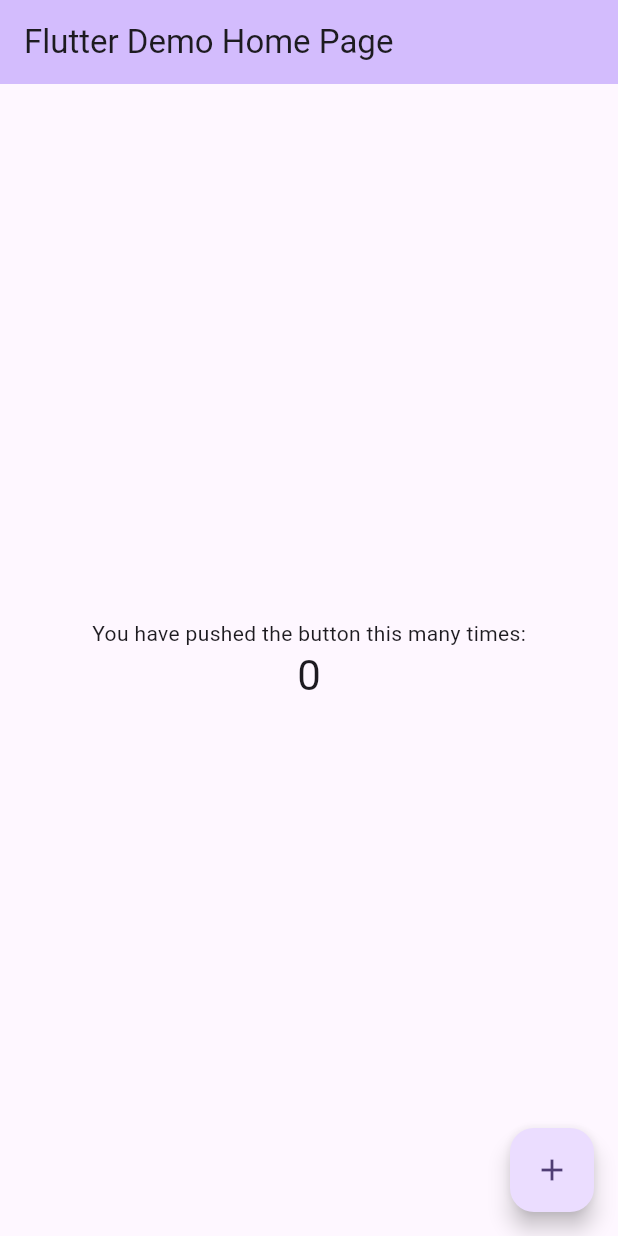
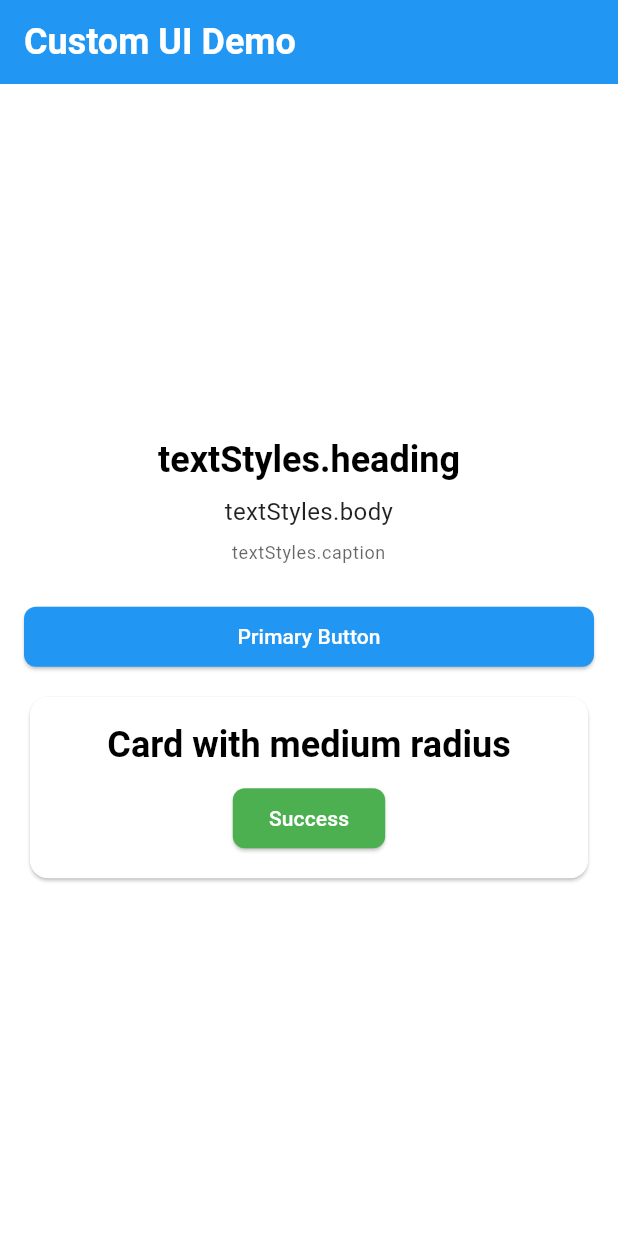
Before and after one commit to qinshah/custom_ui, a Flutter app: the screen it shows after launch, on a phone screen of 412 x 824 dp. Run offline on Flutter 3.47's test engine with Material 3 defaults, Android fonts, the phone set to English and light mode, and no system bars.

Commit message:
feat(custom_ui):简单实现CustomTheme以及与material的转换

```diff
--- a/example/lib/main.dart
+++ b/example/lib/main.dart
@@ -1,3 +1,4 @@
+import 'package:custom_ui/custom_ui.dart';
 import 'package:flutter/material.dart';
 
 void main() {
@@ -7,116 +8,102 @@ void main() {
 class MyApp extends StatelessWidget {
   const MyApp({super.key});
 
-  // This widget is the root of your application.
   @override
   Widget build(BuildContext context) {
     return MaterialApp(
-      title: 'Flutter Demo',
-      theme: ThemeData(
-        // This is the theme of your application.
-        //
-        // TRY THIS: Try running your application with "flutter run". You'll see
-        // the application has a purple toolbar. Then, without quitting the app,
-        // try changing the seedColor in the colorScheme below to Colors.green
-        // and then invoke "hot reload" (save your changes or press the "hot
-        // reload" button in a Flutter-supported IDE, or press "r" if you used
-        // the command line to start the app).
-        //
-        // Notice that the counter didn't reset back to zero; the application
-        // state is not lost during the reload. To reset the state, use hot
-        // restart instead.
-        //
-        // This works for code too, not just values: Most code changes can be
-        // tested with just a hot reload.
-        colorScheme: ColorScheme.fromSeed(seedColor: Colors.deepPurple),
+      title: 'Custom UI Demo',
+      // Apply the custom theme by converting it to a Material theme.
+      theme: CustomTheme(
+        colors: const CustomColors(
+          primary: Colors.blue,
+          onPrimary: Colors.white,
+          success: Colors.green,
+          failure: Colors.red,
+          background: Colors.white,
+          foreground: Colors.black,
         ),
-      home: const MyHomePage(title: 'Flutter Demo Home Page'),
+        textStyles: const CustomTextStyles(
+          heading: TextStyle(fontSize: 24, fontWeight: FontWeight.bold),
+          body: TextStyle(fontSize: 16),
+          caption: TextStyle(fontSize: 12),
+        ),
+        radii: CustomRadii(
+          small: const Radius.circular(8.0),
+          medium: const Radius.circular(12.0),
+          large: const Radius.circular(24.0),
+        ),
+      ).toMaterialTheme(),
+      home: const MyHomePage(),
     );
   }
 }
 
-class MyHomePage extends StatefulWidget {
-  const MyHomePage({super.key, required this.title});
-
-  // This widget is the home page of your application. It is stateful, meaning
-  // that it has a State object (defined below) that contains fields that affect
-  // how it looks.
-
-  // This class is the configuration for the state. It holds the values (in this
-  // case the title) provided by the parent (in this case the App widget) and
-  // used by the build method of the State. Fields in a Widget subclass are
-  // always marked "final".
-
-  final String title;
-
-  @override
-  State<MyHomePage> createState() => _MyHomePageState();
-}
-
-class _MyHomePageState extends State<MyHomePage> {
-  int _counter = 0;
-
-  void _incrementCounter() {
-    setState(() {
-      // This call to setState tells the Flutter framework that something has
-      // changed in this State, which causes it to rerun the build method below
-      // so that the display can reflect the updated values. If we changed
-      // _counter without calling setState(), then the build method would not be
-      // called again, and so nothing would appear to happen.
-      _counter++;
-    });
-  }
+class MyHomePage extends StatelessWidget {
+  const MyHomePage({super.key});
 
   @override
   Widget build(BuildContext context) {
-    // This method is rerun every time setState is called, for instance as done
-    // by the _incrementCounter method above.
-    //
-    // The Flutter framework has been optimized to make rerunning build methods
-    // fast, so that you can just rebuild anything that needs updating rather
-    // than having to individually change instances of widgets.
+    final customTheme = CustomTheme.fromMaterialTheme(Theme.of(context));
+
     return Scaffold(
       appBar: AppBar(
-        // TRY THIS: Try changing the color here to a specific color (to
-        // Colors.amber, perhaps?) and trigger a hot reload to see the AppBar
-        // change color while the other colors stay the same.
-        backgroundColor: Theme.of(context).colorScheme.inversePrimary,
-        // Here we take the value from the MyHomePage object that was created by
-        // the App.build method, and use it to set our appbar title.
-        title: Text(widget.title),
+        title: const Text('Custom UI Demo'),
       ),
       body: Center(
-        // Center is a layout widget. It takes a single child and positions it
-        // in the middle of the parent.
+        child: Padding(
+          padding: const EdgeInsets.all(16.0),
           child: Column(
-          // Column is also a layout widget. It takes a list of children and
-          // arranges them vertically. By default, it sizes itself to fit its
-          // children horizontally, and tries to be as tall as its parent.
-          //
-          // Column has various properties to control how it sizes itself and
-          // how it positions its children. Here we use mainAxisAlignment to
-          // center the children vertically; the main axis here is the vertical
-          // axis because Columns are vertical (the cross axis would be
-          // horizontal).
-          //
-          // TRY THIS: Invoke "debug painting" (choose the "Toggle Debug Paint"
-          // action in the IDE, or press "p" in the console), to see the
-          // wireframe for each widget.
             mainAxisAlignment: MainAxisAlignment.center,
+            crossAxisAlignment: CrossAxisAlignment.stretch,
             children: <Widget>[
-            const Text('You have pushed the button this many times:'),
               Text(
-              '$_counter',
-              style: Theme.of(context).textTheme.headlineMedium,
+                'textStyles.heading',
+                style: customTheme.textStyles.heading,
+                textAlign: TextAlign.center,
+              ),
+              const SizedBox(height: 8),
+              Text(
+                'textStyles.body',
+                style: customTheme.textStyles.body,
+                textAlign: TextAlign.center,
+              ),
+              const SizedBox(height: 8),
+              Text(
+                'textStyles.caption',
+                style: customTheme.textStyles.caption,
+                textAlign: TextAlign.center,
+              ),
+              const SizedBox(height: 24),
+              ElevatedButton(
+                onPressed: () {},
+                child: const Text('Primary Button'),
+              ),
+              const SizedBox(height: 12),
+              Card(
+                child: Padding(
+                  padding: const EdgeInsets.all(16.0),
+                  child: Column(
+                    children: [
+                      Text(
+                        'Card with medium radius',
+                        style: customTheme.textStyles.heading,
+                      ),
+                      const SizedBox(height: 10),
+                      ElevatedButton(
+                        style: ElevatedButton.styleFrom(
+                          backgroundColor: customTheme.colors.success,
+                        ),
+                        onPressed: () {},
+                        child: const Text('Success'),
                       ),
                     ],
                   ),
                 ),
-      floatingActionButton: FloatingActionButton(
-        onPressed: _incrementCounter,
-        tooltip: 'Increment',
-        child: const Icon(Icons.add),
-      ), // This trailing comma makes auto-formatting nicer for build methods.
+              ),
+            ],
+          ),
+        ),
+      ),
     );
   }
 }
--- a/lib/custom_ui.dart
+++ b/lib/custom_ui.dart
@@ -1,5 +1 @@
-/// A Calculator.
-class Calculator {
-  /// Returns [value] plus 1.
-  int addOne(int value) => value + 1;
-}
+export 'src/custom_theme.dart';
--- /dev/null
+++ b/lib/src/custom_theme.dart
@@ -0,0 +1,138 @@
+import 'package:flutter/material.dart';
+
+/// A set of custom colors designed based on scenarios and purposes.
+class CustomColors {
+  final Color primary;
+  final Color onPrimary;
+  final Color success;
+  final Color failure;
+  final Color background;
+  final Color foreground;
+
+  const CustomColors({
+    required this.primary,
+    required this.onPrimary,
+    required this.success,
+    required this.failure,
+    required this.background,
+    required this.foreground,
+  });
+}
+
+/// A set of custom text styles for different content types.
+class CustomTextStyles {
+  final TextStyle heading;
+  final TextStyle body;
+  final TextStyle caption;
+
+  const CustomTextStyles({
+    required this.heading,
+    required this.body,
+    required this.caption,
+  });
+}
+
+/// A set of custom border radii for UI elements.
+class CustomRadii {
+  final Radius small;
+  final Radius medium;
+  final Radius large;
+
+  const CustomRadii({
+    required this.small,
+    required this.medium,
+    required this.large,
+  });
+}
+
+/// Defines a custom UI theme with specific design attributes.
+///
+/// This theme is structured based on a custom design philosophy, focusing on
+/// properties like colors, text styles, and border radii. It provides methods
+/// to convert to and from Material Design's `ThemeData`.
+class CustomTheme {
+  final CustomColors colors;
+  final CustomTextStyles textStyles;
+  final CustomRadii radii;
+
+  const CustomTheme({
+    required this.colors,
+    required this.textStyles,
+    required this.radii,
+  });
+
+  /// Creates a `CustomTheme` instance from a Material `ThemeData`.
+  ///
+  /// This allows for interoperability, adapting a standard Material theme
+  /// to the custom theme structure.
+  factory CustomTheme.fromMaterialTheme(ThemeData materialTheme) {
+    return CustomTheme(
+      colors: CustomColors(
+        primary: materialTheme.colorScheme.primary,
+        onPrimary: materialTheme.colorScheme.onPrimary,
+        success: Colors.green, // ThemeData doesn't have a direct 'success' color.
+        failure: materialTheme.colorScheme.error,
+        background: materialTheme.colorScheme.background,
+        foreground: materialTheme.colorScheme.onBackground,
+      ),
+      textStyles: CustomTextStyles(
+        heading: materialTheme.textTheme.headlineMedium!,
+        body: materialTheme.textTheme.bodyMedium!,
+        caption: materialTheme.textTheme.bodySmall!,
+      ),
+      // Radii don't have a direct mapping, so we use default values.
+      radii: CustomRadii(
+        small: const Radius.circular(4.0),
+        medium: const Radius.circular(8.0),
+        large: const Radius.circular(16.0),
+      ),
+    );
+  }
+
+  /// Converts this `CustomTheme` to a Material `ThemeData` object.
+  ///
+  /// This enables the custom theme to be applied to a `MaterialApp`.
+  ThemeData toMaterialTheme() {
+    final colorScheme = ColorScheme(
+      primary: colors.primary,
+      onPrimary: colors.onPrimary,
+      secondary: colors.success, // Map success color to secondary
+      onSecondary: Colors.white, // Assuming white text on success color
+      surface: colors.background,
+      background: colors.background,
+      error: colors.failure,
+      onSurface: colors.foreground,
+      onBackground: colors.foreground,
+      onError: Colors.white, // Common practice for text on error colors
+      brightness: ThemeData.estimateBrightnessForColor(colors.background),
+    );
+
+    return ThemeData(
+      colorScheme: colorScheme,
+      textTheme: TextTheme(
+        headlineMedium: textStyles.heading.copyWith(color: colors.foreground),
+        bodyMedium: textStyles.body.copyWith(color: colors.foreground.withOpacity(0.87)),
+        bodySmall: textStyles.caption.copyWith(color: colors.foreground.withOpacity(0.6)),
+      ),
+      appBarTheme: AppBarTheme(
+        backgroundColor: colors.primary,
+        foregroundColor: colors.onPrimary,
+        titleTextStyle: textStyles.heading.copyWith(color: colors.onPrimary),
+      ),
+      cardTheme: CardThemeData(
+        shape: RoundedRectangleBorder(
+          borderRadius: BorderRadius.all(radii.medium),
+        ),
+      ),
+      elevatedButtonTheme: ElevatedButtonThemeData(
+        style: ElevatedButton.styleFrom(
+          backgroundColor: colors.primary,
+          foregroundColor: colors.onPrimary,
+          shape: RoundedRectangleBorder(
+            borderRadius: BorderRadius.all(radii.small),
+          ),
+        ),
+      ),
+    );
+  }
+}
```
Lines whose indentation alone changed are shown as unchanged.
